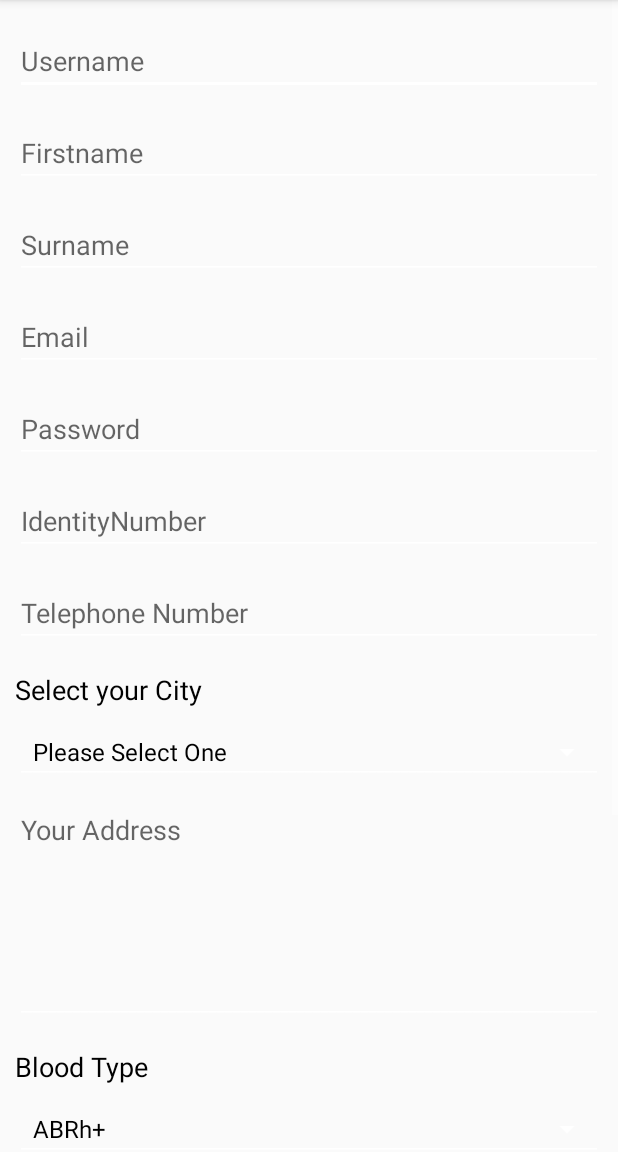
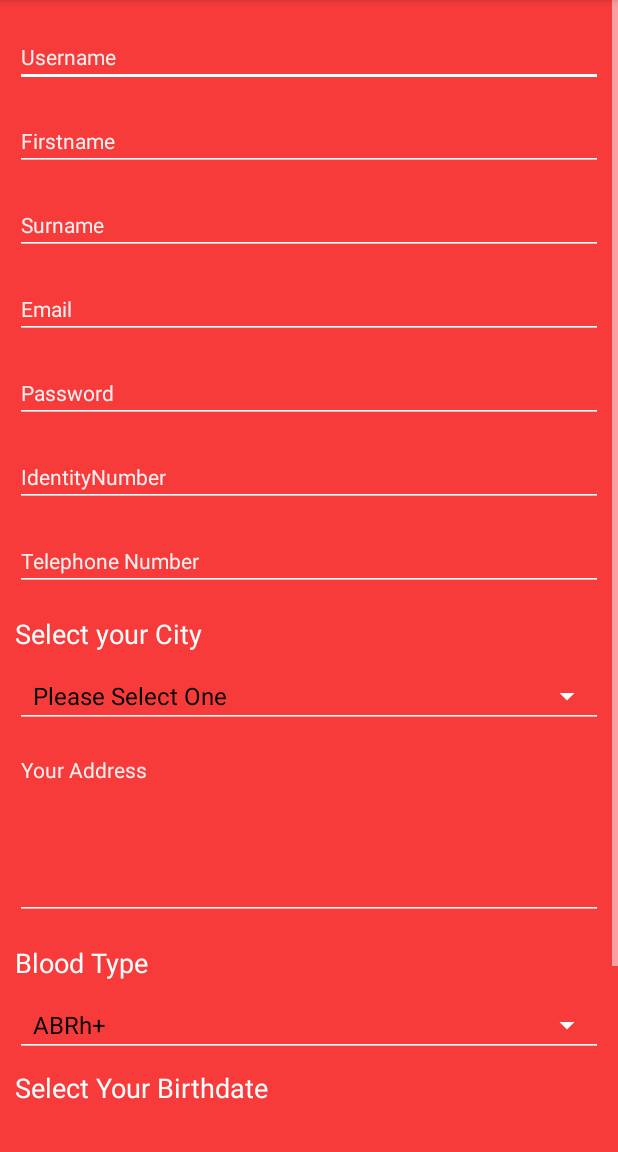
Before and after one commit to izelgurbuz/BloodHub-Android-App, an Android app: the RegisterActivity screen opened directly, with no data from a screen before it, on a phone screen of 412 x 824 dp, the part 84-1236 px from its top. Run offline under Robolectric (Android 15) with nearby library versions, the phone set to English and light mode, and no system bars.

Commit message:
design izel cont

```diff
--- a/app/src/main/java/com/bloodhub/android/activities/RegisterActivity.java
+++ b/app/src/main/java/com/bloodhub/android/activities/RegisterActivity.java
@@ -6,6 +6,7 @@ import android.content.Context;
 import android.content.Intent;
 import android.content.IntentFilter;
 import android.content.SharedPreferences;
+import android.graphics.Color;
 import android.os.AsyncTask;
 import android.os.Bundle;
 import android.os.StrictMode;
@@ -106,8 +107,8 @@ public class RegisterActivity extends AppCompatActivity implements AdapterView.O
 
 
         editTextAddress = (EditText) findViewById(R.id.editTextAddress);
-        txtRegId = (TextView) findViewById(R.id.txt_reg_id);
-        txtMessage = (TextView) findViewById(R.id.txt_push_message);
+        //txtRegId = (TextView) findViewById(R.id.txt_reg_id);
+        //txtMessage = (TextView) findViewById(R.id.txt_push_message);
 
 
 
@@ -329,10 +330,10 @@ public class RegisterActivity extends AppCompatActivity implements AdapterView.O
 
         Log.e(TAG, "Firebase reg id: " + regId);
 
-        if (!TextUtils.isEmpty(regId))
-            txtRegId.setText("Firebase Reg Id: " + regId);
-        else
-            txtRegId.setText("Firebase Reg Id is not received yet!");
+        //if (!TextUtils.isEmpty(regId))
+          //  txtRegId.setText("Firebase Reg Id: " + regId);
+        //else
+            //txtRegId.setText("Firebase Reg Id is not received yet!");
     }
 
     @Override
--- a/app/src/main/res/layout/activity_register.xml
+++ b/app/src/main/res/layout/activity_register.xml
@@ -4,7 +4,8 @@
     xmlns:tools="http://schemas.android.com/tools"
     android:layout_width="match_parent"
     android:layout_height="match_parent"
-    android:orientation="vertical">
+    android:orientation="vertical"
+    android:background="@color/sweetprimary">
 
     <ScrollView
         android:id="@+id/register_scroolview"
@@ -15,7 +16,8 @@
             android:layout_width="match_parent"
             android:layout_height="wrap_content"
             android:orientation="vertical"
-            android:padding="10dp">
+            android:padding="10dp"
+            android:background="@color/sweetprimary">
 
 
             <EditText
@@ -26,7 +28,10 @@
                 android:layout_marginBottom="8dp"
                 android:layout_marginTop="8dp"
                 android:hint="@string/username"
-                android:inputType="text" />
+                android:inputType="text"
+                android:textColor="@color/text_color_primary"
+                android:textColorHint="@color/verylightgray"
+                android:textAppearance="@style/Base.TextAppearance.AppCompat.Small"/>
 
             <EditText
                 android:id="@+id/editTextFirstName"
@@ -36,7 +41,10 @@
                 android:layout_marginBottom="8dp"
                 android:layout_marginTop="8dp"
                 android:hint="@string/firstname"
-                android:inputType="text" />
+                android:inputType="text"
+                android:textColor="@color/text_color_primary"
+                android:textColorHint="@color/verylightgray"
+                android:textAppearance="@style/Base.TextAppearance.AppCompat.Small"/>
 
             <EditText
                 android:id="@+id/editTextSurName"
@@ -46,7 +54,10 @@
                 android:layout_marginBottom="8dp"
                 android:layout_marginTop="8dp"
                 android:hint="@string/surname"
-                android:inputType="text" />
+                android:inputType="text"
+                android:textColor="@color/text_color_primary"
+                android:textColorHint="@color/verylightgray"
+                android:textAppearance="@style/Base.TextAppearance.AppCompat.Small"/>
 
             <EditText
                 android:id="@+id/editTextEmail"
@@ -56,7 +67,10 @@
                 android:layout_marginBottom="8dp"
                 android:layout_marginTop="8dp"
                 android:hint="@string/email"
-                android:inputType="textEmailAddress" />
+                android:inputType="textEmailAddress"
+                android:textColor="@color/text_color_primary"
+                android:textColorHint="@color/verylightgray"
+                android:textAppearance="@style/Base.TextAppearance.AppCompat.Small"/>
 
             <EditText
                 android:id="@+id/editTextPassword"
@@ -66,7 +80,10 @@
                 android:layout_marginBottom="8dp"
                 android:layout_marginTop="8dp"
                 android:hint="@string/password"
-                android:inputType="textPassword" />
+                android:inputType="textPassword"
+                android:textColor="@color/text_color_primary"
+                android:textColorHint="@color/verylightgray"
+                android:textAppearance="@style/Base.TextAppearance.AppCompat.Small"/>
 
 
             <EditText
@@ -77,7 +94,10 @@
                 android:layout_marginBottom="8dp"
                 android:layout_marginTop="8dp"
                 android:hint="@string/identitynumber"
-                android:inputType="number" />
+                android:inputType="number"
+                android:textColor="@color/text_color_primary"
+                android:textColorHint="@color/verylightgray"
+                android:textAppearance="@style/Base.TextAppearance.AppCompat.Small"/>
 
             <EditText
                 android:id="@+id/editTextTelephone"
@@ -87,7 +107,10 @@
                 android:layout_marginBottom="8dp"
                 android:layout_marginTop="8dp"
                 android:hint="@string/telephone_number"
-                android:inputType="phone" />
+                android:inputType="phone"
+                android:textColor="@color/text_color_primary"
+                android:textColorHint="@color/verylightgray"
+                android:textAppearance="@style/Base.TextAppearance.AppCompat.Small"/>
 
 
             <TextView
@@ -97,14 +120,17 @@
                 android:layout_marginBottom="8dp"
                 android:layout_marginTop="8dp"
                 android:text="@string/user_city"
-                android:textAppearance="@android:style/TextAppearance.Material.Medium" />
+                android:textAppearance="@android:style/TextAppearance.Material.Medium"
+                android:textColor="@color/text_color_primary"/>
 
             <Spinner
                 android:id="@+id/city_spinner"
                 style="@android:style/Widget.Material.Spinner.Underlined"
                 android:layout_width="fill_parent"
                 android:layout_height="wrap_content"
-                android:maxHeight="48dp" />
+                android:maxHeight="48dp"
+                android:textColor="@color/text_color_primary"
+                android:textColorHint="@color/text_color_primary"/>
             />
 
 
@@ -122,7 +148,10 @@
                 android:lines="8"
                 android:maxLines="10"
                 android:minLines="6"
-                android:scrollbars="vertical" />
+                android:scrollbars="vertical"
+                android:textColor="@color/text_color_primary"
+                android:textColorHint="@color/verylightgray"
+                android:textAppearance="@style/Base.TextAppearance.AppCompat.Small"/>
 
             <TextView
                 android:id="@+id/textViewBloodType"
@@ -131,7 +160,8 @@
                 android:layout_marginBottom="8dp"
                 android:layout_marginTop="8dp"
                 android:text="@string/blo_type"
-                android:textAppearance="@android:style/TextAppearance.Material.Medium" />
+                android:textAppearance="@android:style/TextAppearance.Material.Medium"
+                android:textColor="@color/text_color_primary"/>
 
             <Spinner
                 android:id="@+id/spinner1"
@@ -140,6 +170,7 @@
                 android:layout_height="wrap_content"
                 android:entries="@array/bloodType_arrays"
                 android:spinnerMode="dialog"
+                android:textColor="@color/text_color_primary"
                 />
 
             <TextView
@@ -149,7 +180,8 @@
                 android:layout_marginBottom="8dp"
                 android:layout_marginTop="8dp"
                 android:text="@string/user_birthdate_reg"
-                android:textAppearance="@android:style/TextAppearance.Material.Medium" />
+                android:textAppearance="@android:style/TextAppearance.Material.Medium"
+                android:textColor="@color/text_color_primary"/>
 
             <EditText
                 android:id="@+id/editTextBirthdate"
@@ -160,7 +192,10 @@
                 android:layout_marginTop="8dp"
                 android:hint="@string/birthday"
                 android:focusable="false"
-                android:inputType="date" />
+                android:inputType="date"
+                android:textColor="@color/black"
+                android:textColorHint="@color/verylightgray"
+                android:textAppearance="@style/Base.TextAppearance.AppCompat.Small"/>
 
 
             <Button
@@ -170,9 +205,9 @@
                 android:layout_height="wrap_content"
                 android:layout_marginBottom="8dp"
                 android:layout_marginTop="8dp"
-                android:background="@color/colorPrimary"
                 android:text="@string/register"
-                android:textColor="@android:color/white" />
+                android:textColor="@color/text_color_primary"
+                android:background="@drawable/my_button_bg"/>
 
             <TextView
                 android:id="@+id/textViewLogin"
@@ -182,22 +217,10 @@
                 android:layout_marginTop="8dp"
                 android:text="@string/already_registered_nlogin_here"
                 android:textAlignment="center"
-                android:textAppearance="@style/Base.TextAppearance.AppCompat.Medium" />
+                android:textAppearance="@style/Base.TextAppearance.AppCompat.Medium"
+                android:textColor="@color/text_color_primary"/>
 
-            <TextView
-                android:id="@+id/txt_push_message"
-                android:layout_width="wrap_content"
-                android:layout_height="wrap_content"
-                android:layout_marginTop="40dp"
-                android:gravity="center_horizontal"
-                android:textColor="@color/colorPrimary"
-                android:textSize="26sp" />
 
-            <TextView
-                android:id="@+id/txt_reg_id"
-                android:layout_width="wrap_content"
-                android:layout_height="wrap_content"
-                />
         </LinearLayout>
     </ScrollView>
 
--- a/app/src/main/res/values/colors.xml
+++ b/app/src/main/res/values/colors.xml
@@ -17,6 +17,8 @@
     <color name="black">#000000</color>
     <color name="darkgray">#848281</color>
     <color name="lightgray">#bab7b6</color>
+    <color name="verylightgray">#fcefef</color>
+
 
 
 
```
